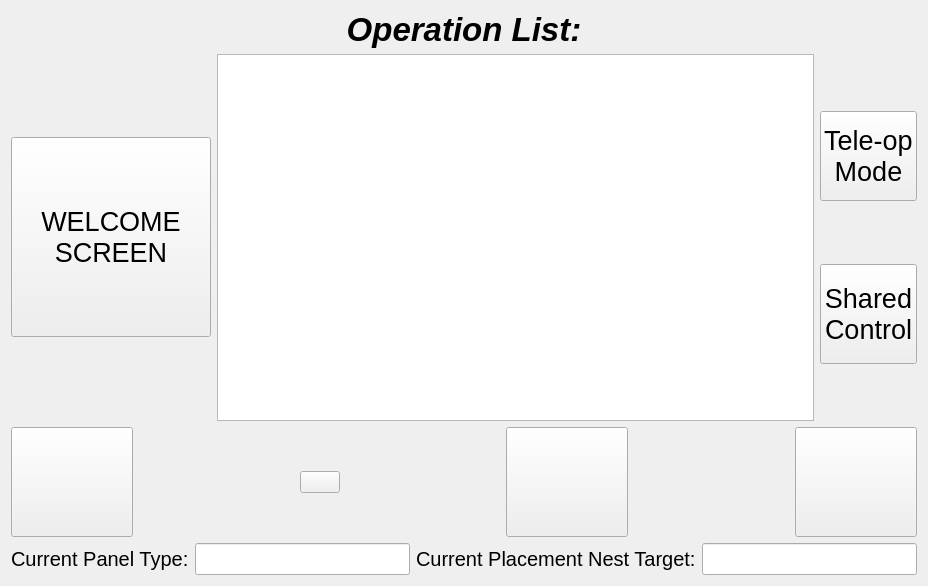
This is resource/Runscreen.ui in rpiRobotics/rpi_arm_composites_manufacturing_gui as Qt 5 draws it before an edit. The edited form follows.
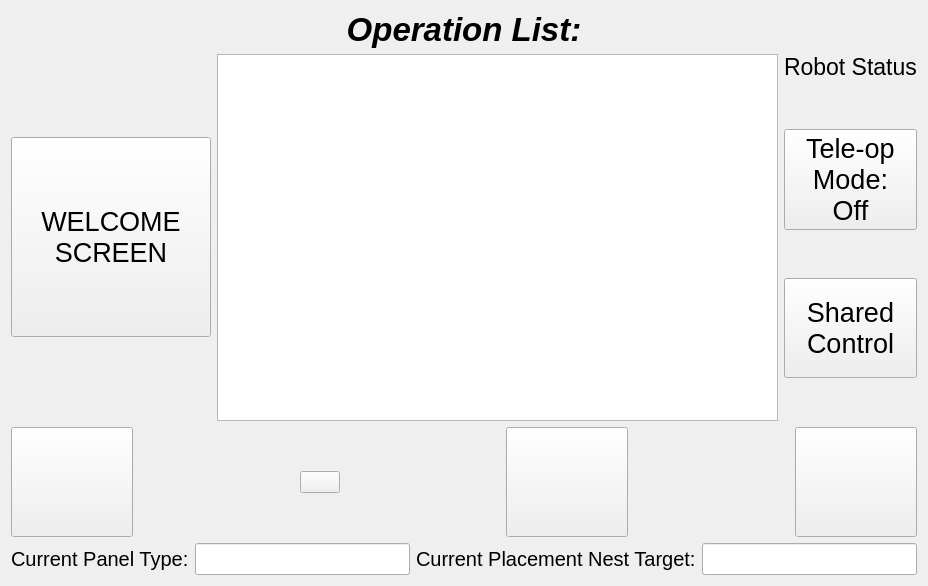
This is the edited form. Icons and pictures are not drawn.

Commit message: added robot status button, teleop mode button, fixed panel select window

Patch:
```diff
--- a/resource/Runscreen.ui
+++ b/resource/Runscreen.ui
@@ -125,6 +125,35 @@
      </item>
      <item row="0" column="2">
       <layout class="QVBoxLayout" name="verticalLayout">
+       <item>
+        <layout class="QGridLayout" name="connectionLayout">
+         <item row="0" column="0">
+          <widget class="QLabel" name="label_2">
+           <property name="font">
+            <font>
+             <pointsize>17</pointsize>
+            </font>
+           </property>
+           <property name="text">
+            <string>Robot Status</string>
+           </property>
+          </widget>
+         </item>
+        </layout>
+       </item>
+       <item>
+        <spacer name="verticalSpacer">
+         <property name="orientation">
+          <enum>Qt::Vertical</enum>
+         </property>
+         <property name="sizeHint" stdset="0">
+          <size>
+           <width>20</width>
+           <height>40</height>
+          </size>
+         </property>
+        </spacer>
+       </item>
        <item>
         <widget class="QPushButton" name="accessTeleop">
          <property name="minimumSize">
@@ -140,7 +169,8 @@
          </property>
          <property name="text">
           <string>Tele-op
-Mode</string>
+Mode:
+Off</string>
          </property>
          <property name="icon">
           <iconset>
@@ -154,6 +184,19 @@
          </property>
         </widget>
        </item>
+       <item>
+        <spacer name="verticalSpacer_2">
+         <property name="orientation">
+          <enum>Qt::Vertical</enum>
+         </property>
+         <property name="sizeHint" stdset="0">
+          <size>
+           <width>20</width>
+           <height>40</height>
+          </size>
+         </property>
+        </spacer>
+       </item>
        <item>
         <widget class="QPushButton" name="sharedControl">
          <property name="minimumSize">
@@ -173,6 +216,19 @@
          </property>
         </widget>
        </item>
+       <item>
+        <spacer name="verticalSpacer_3">
+         <property name="orientation">
+          <enum>Qt::Vertical</enum>
+         </property>
+         <property name="sizeHint" stdset="0">
+          <size>
+           <width>20</width>
+           <height>40</height>
+          </size>
+         </property>
+        </spacer>
+       </item>
       </layout>
      </item>
      <item row="0" column="1">
```
The commit also changes 4 other files.
